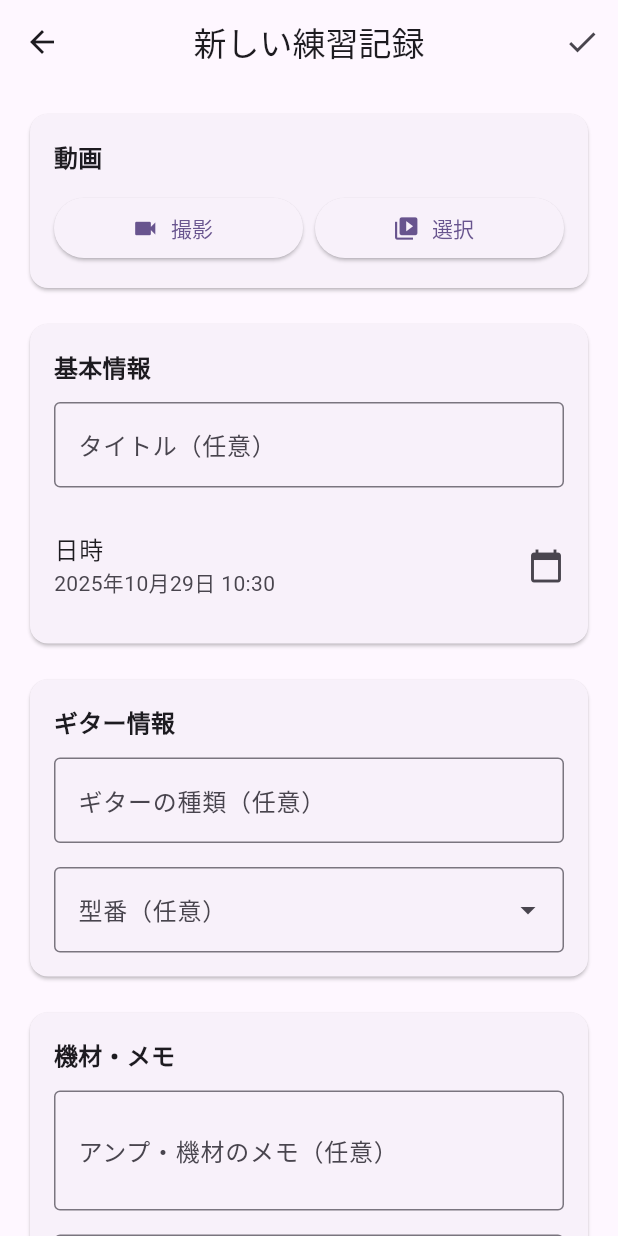
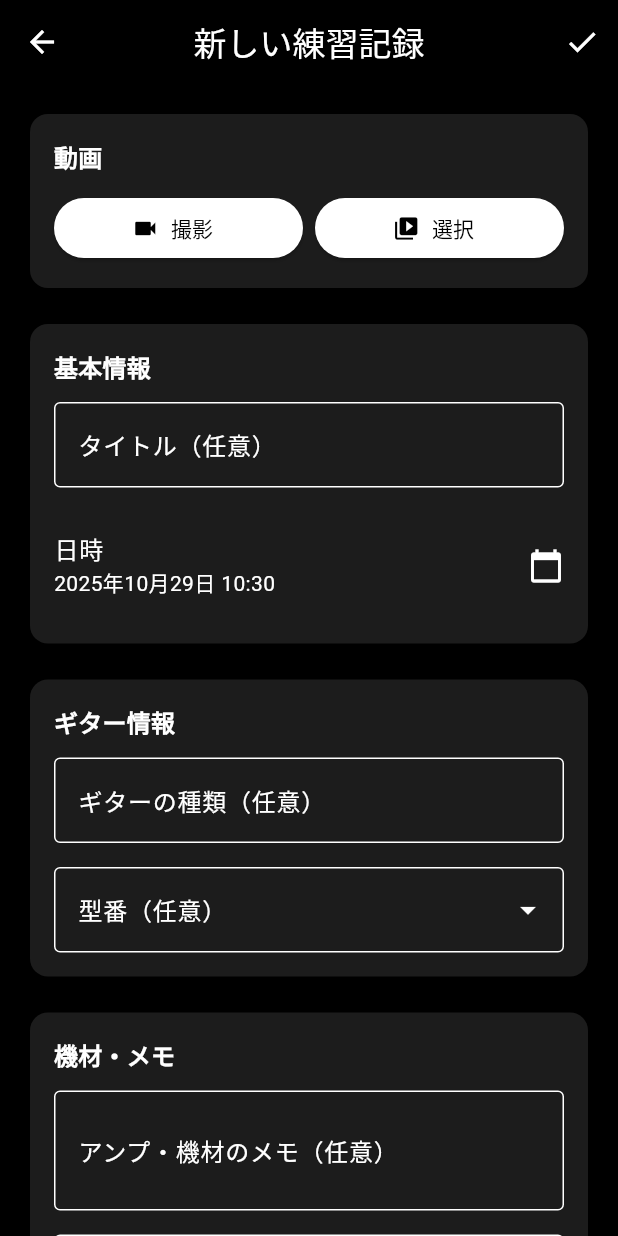
Before and after one commit to yomi4486/guitar_up, a Flutter app: the screen it shows after launch, item 2 of the bottom bar chosen, after a tap on the "add" icon, on a phone screen of 412 x 824 dp. Run offline on Flutter 3.47's test engine with Material 3 defaults, Android fonts, the light colour scheme and no system bars; our stand-ins replace image_picker, sqflite, video_player; accounts and stored records are empty.

Commit message:
Feat: UIいい感じ

```diff
--- a/lib/main.dart
+++ b/lib/main.dart
@@ -17,14 +17,59 @@ class MyApp extends StatelessWidget {
       child: MaterialApp(
         title: 'GuitarUp',
         theme: ThemeData(
-          colorScheme: ColorScheme.fromSeed(
-            seedColor: Colors.deepPurple,
-            brightness: Brightness.light,
+          // Monochrome: black / white / greys
+          colorScheme: const ColorScheme(
+            brightness: Brightness.dark,
+            primary: Colors.black,
+            onPrimary: Colors.white,
+            secondary: Colors.grey,
+            onSecondary: Colors.white,
+            error: Colors.red,
+            onError: Colors.white,
+            background: Colors.black,
+            onBackground: Colors.white,
+            surface: Color(0xFF121212),
+            onSurface: Colors.white,
           ),
           useMaterial3: true,
           appBarTheme: const AppBarTheme(
             centerTitle: true,
             elevation: 0,
+            color: Colors.black,
+            foregroundColor: Colors.white,
+          ),
+          scaffoldBackgroundColor: Colors.black,
+          cardTheme: const CardThemeData(
+            color: Color(0xFF1C1C1C),
+            elevation: 2,
+            shape: RoundedRectangleBorder(
+              borderRadius: BorderRadius.all(Radius.circular(12)),
+            ),
+          ),
+          floatingActionButtonTheme: const FloatingActionButtonThemeData(
+            backgroundColor: Colors.white,
+            foregroundColor: Colors.black,
+          ),
+          elevatedButtonTheme: ElevatedButtonThemeData(
+            style: ElevatedButton.styleFrom(
+              backgroundColor: Colors.white,
+              foregroundColor: Colors.black,
+            ),
+          ),
+          textButtonTheme: TextButtonThemeData(
+            style: TextButton.styleFrom(
+              foregroundColor: Colors.white,
+            ),
+          ),
+          bottomNavigationBarTheme: const BottomNavigationBarThemeData(
+            backgroundColor: Colors.black,
+            selectedItemColor: Colors.white,
+            unselectedItemColor: Colors.grey,
+            showUnselectedLabels: true,
+            selectedIconTheme: IconThemeData(size: 28, color: Colors.white),
+            unselectedIconTheme: IconThemeData(size: 20, color: Colors.grey),
+            selectedLabelStyle: TextStyle(fontWeight: FontWeight.w600, color: Colors.white),
+            unselectedLabelStyle: TextStyle(color: Colors.grey),
           ),
         ),
         home: const HomeScreen(),
--- a/lib/screens/home_screen.dart
+++ b/lib/screens/home_screen.dart
@@ -32,18 +32,23 @@ class _HomeScreenState extends State<HomeScreen> {
           BottomNavigationBarItem(
             icon: Icon(Icons.add_circle_outline),
             activeIcon: Icon(Icons.add_circle),
-            label: '練習',
+            label: '',
           ),
           BottomNavigationBarItem(
             icon: Icon(Icons.history),
             activeIcon: Icon(Icons.history),
-            label: '記録',
+            label: '',
           ),
         ],
-        currentIndex: _selectedIndex,
-        onTap: _onItemTapped,
-        selectedItemColor: Theme.of(context).colorScheme.primary,
-        unselectedItemColor: Colors.grey,
+  type: BottomNavigationBarType.fixed,
+  currentIndex: _selectedIndex,
+  onTap: _onItemTapped,
+  selectedItemColor: Theme.of(context).colorScheme.primary,
+  unselectedItemColor: Colors.grey,
+  selectedFontSize: 12,
+  unselectedFontSize: 11,
+  showSelectedLabels: false,
+  showUnselectedLabels: false,
       ),
     );
   }
--- a/lib/screens/practice_screen.dart
+++ b/lib/screens/practice_screen.dart
@@ -10,7 +10,7 @@ class PracticeScreen extends StatelessWidget {
   Widget build(BuildContext context) {
     return Scaffold(
       appBar: AppBar(
-        title: const Text('GuitarUp - 練習'),
+        title: const Text('練習を開始'),
       ),
       body: SingleChildScrollView(
         child: Padding(
@@ -26,9 +26,9 @@ class PracticeScreen extends StatelessWidget {
                   child: Column(
                     children: [
                       Icon(
-                        Icons.music_note,
+                        Icons.check,
                         size: 64,
-                        color: Theme.of(context).colorScheme.primary,
+                        color: Theme.of(context).colorScheme.secondary,
                       ),
                       const SizedBox(height: 16),
                       Text(
--- a/lib/screens/records_screen.dart
+++ b/lib/screens/records_screen.dart
@@ -12,9 +12,9 @@ class RecordsScreen extends StatelessWidget {
   Widget build(BuildContext context) {
     return Scaffold(
       appBar: AppBar(
-        title: const Text('GuitarUp - 記録'),
+        title: const Text('練習記録'),
       ),
-      floatingActionButton: FloatingActionButton(
+  floatingActionButton: FloatingActionButton(
         onPressed: () async {
           final result = await Navigator.push(
             context,
@@ -27,7 +27,8 @@ class RecordsScreen extends StatelessWidget {
             provider.loadRecords();
           }
         },
-        child: const Icon(Icons.add),
+  shape: const CircleBorder(),
+  child: const Icon(Icons.add),
         tooltip: '新しい記録を追加',
       ),
       body: Consumer<PracticeRecordsProvider>(
@@ -99,7 +100,7 @@ class RecordsScreen extends StatelessWidget {
                                 crossAxisAlignment: CrossAxisAlignment.start,
                                 children: [
                                   Text(
-                                    record.title ?? '無題',
+                                    record.title ?? "${DateFormat('yyyy/MM/dd').format(record.dateTime)}の練習",
                                     style: const TextStyle(
                                       fontSize: 18,
                                       fontWeight: FontWeight.bold,
```
